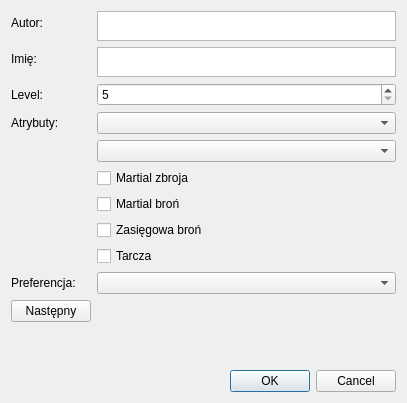
First picture: the form in gui/dialogue/addplayer/addplayerdialogue.ui, repository FasolowySpioch/faubla-ultima-item-generator, before the edit.
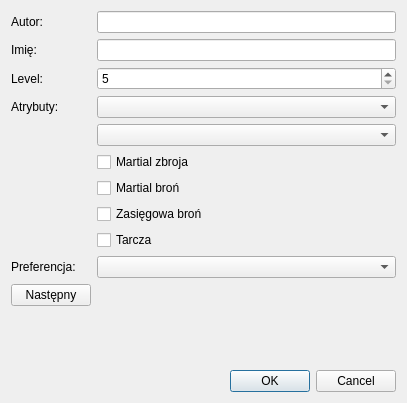
Second picture: the form after the edit.

```diff
--- a/gui/dialogue/addplayer/addplayerdialogue.ui
+++ b/gui/dialogue/addplayer/addplayerdialogue.ui
@@ -44,38 +44,6 @@
        </property>
       </widget>
      </item>
-     <item row="0" column="1">
-      <widget class="QTextEdit" name="textEditAuthor">
-       <property name="sizePolicy">
-        <sizepolicy hsizetype="Expanding" vsizetype="Maximum">
-         <horstretch>0</horstretch>
-         <verstretch>0</verstretch>
-        </sizepolicy>
-       </property>
-       <property name="maximumSize">
-        <size>
-         <width>16777215</width>
-         <height>30</height>
-        </size>
-       </property>
-      </widget>
-     </item>
-     <item row="1" column="1">
-      <widget class="QTextEdit" name="textEditName">
-       <property name="sizePolicy">
-        <sizepolicy hsizetype="Expanding" vsizetype="Maximum">
-         <horstretch>0</horstretch>
-         <verstretch>0</verstretch>
-        </sizepolicy>
-       </property>
-       <property name="maximumSize">
-        <size>
-         <width>16777215</width>
-         <height>30</height>
-        </size>
-       </property>
-      </widget>
-     </item>
      <item row="2" column="1">
       <widget class="QSpinBox" name="spinBoxLvL">
        <property name="minimum">
@@ -137,6 +105,12 @@
        </property>
       </widget>
      </item>
+     <item row="0" column="1">
+      <widget class="QLineEdit" name="textEditAuthor"/>
+     </item>
+     <item row="1" column="1">
+      <widget class="QLineEdit" name="textEditName"/>
+     </item>
     </layout>
    </item>
    <item>
```
